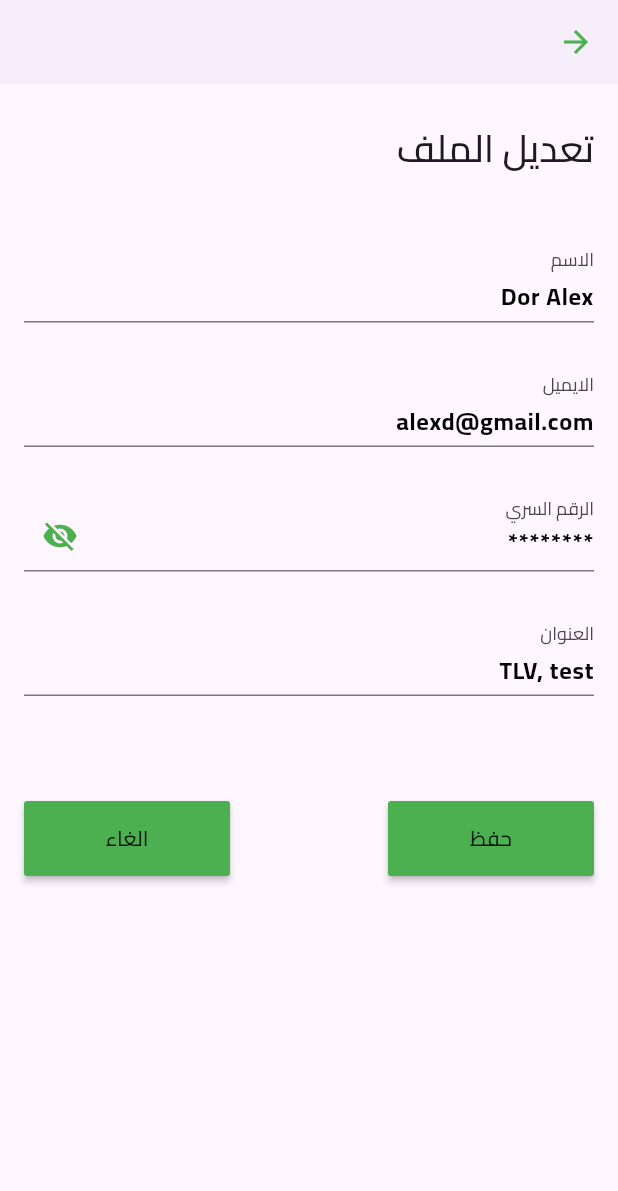
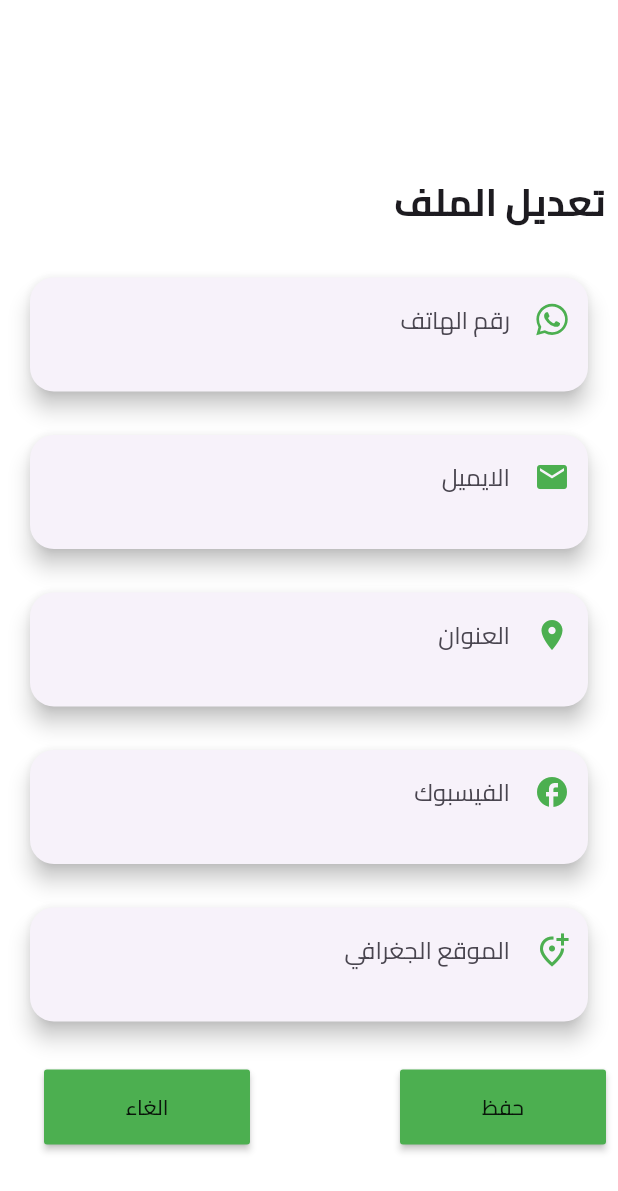
Before and after one commit to yassabadr4/ween-app, a Flutter app: the SettingView screen opened by its route, on a phone screen of 412 x 824 dp. Shown: the top 1191 px of the screen. Run offline on Flutter 3.47's test engine with Material 3 defaults, Android fonts, the phone set to English and light mode, and no system bars; our stand-ins replace bloc, cached_network_image, carousel_slider, dio, firebase_auth, firebase_core and 7 more; accounts and stored records are empty; network calls fail.

Commit message:
finish ui

```diff
--- a/lib/features/Home/presentaion/views/setting_view.dart
+++ b/lib/features/Home/presentaion/views/setting_view.dart
@@ -1,6 +1,7 @@
 import 'package:flutter/material.dart';
-import 'package:go_router/go_router.dart';
+import 'package:ionicons/ionicons.dart';
 import 'package:ween/core/componants/colors.dart';
+import 'package:ween/features/Auth/presentation/views/widgets/custom_text_from_field.dart';
 
 class SettingView extends StatefulWidget {
   const SettingView({super.key});
@@ -19,49 +20,86 @@ class _SettingViewState extends State<SettingView> {
   @override
   Widget build(BuildContext context) {
     return Scaffold(
+        backgroundColor: Colors.white,
         appBar: AppBar(
-        backgroundColor: Theme.of(context).scaffoldBackgroundColor,
-        elevation: 1,
-        leading: IconButton(
-          icon: const Icon(
-            Icons.arrow_back,
-            color: Colors.green,
+          backgroundColor: Colors.white,
+          elevation: 0.0,
         ),
-          onPressed: () {
-            GoRouter.of(context).pop();
-          },
+        body: Center(
+          child: SingleChildScrollView(
+            child: Padding(
+              padding: const EdgeInsets.all(8.0),
+              child: Column(
+                children: [
+                  const Align(
+                    alignment: Alignment.centerRight,
+                    child: Text(
+                      'تعديل الملف',
+                      style: TextStyle(
+                        fontSize: 25,
+                        fontWeight: FontWeight.bold,
                       ),
                     ),
-      body: Container(
-        padding: const EdgeInsets.only(left: 16, top: 25, right: 16),
-        child: GestureDetector(
-          onTap: () {
-            FocusScope.of(context).unfocus();
-          },
-          child: ListView(
-            children: [
-              const Text(
-                "تعديل الملف",
-                style: TextStyle(fontSize: 25, fontWeight: FontWeight.w500),
                   ),
                   const SizedBox(
-                height: 15,
+                    height: 20,
                   ),
-
+                  const CustomTextFromField(
+                    labelText: 'رقم الهاتف',
+                    prefixIcon: Icon(
+                      color: kPrimary,
+                      Ionicons.logo_whatsapp,
+                    ),
+                    keyboardType: TextInputType.phone,
+                  ),
                   const SizedBox(
-                height: 35,
+                    height: 5,
                   ),
-              buildTextField("الاسم", "Dor Alex", false),
-              buildTextField("الايميل", "alexd@gmail.com", false),
-              buildTextField("الرقم السري", "********", true),
-              buildTextField("العنوان", "TLV, test", false),
+                  const CustomTextFromField(
+                    labelText: 'الايميل',
+                    prefixIcon: Icon(
+                      color: kPrimary,
+                      Icons.email,
+                    ),
+                    keyboardType: TextInputType.emailAddress,
+                  ),
                   const SizedBox(
-                height: 35,
+                    height: 5,
+                  ),
+                  const CustomTextFromField(
+                    labelText: 'العنوان',
+                    prefixIcon: Icon(
+                      Icons.location_on,
+                      color: kPrimary,
+                    ),
+                  ),
+                  const SizedBox(
+                    height: 5,
+                  ),
+                  const CustomTextFromField1(
+                    keyboardType: TextInputType.url,
+                    labelText: 'الفيسبوك',
+                    prefixIcon: Icon(
+                      Icons.facebook_outlined,
+                      color: kPrimary,
+                    ),
+                  ),
+                  const SizedBox(
+                    height: 5,
+                  ),
+                  const CustomTextFromField1(
+                    labelText: 'الموقع الجغرافي',
+                    prefixIcon: Icon(
+                      Icons.add_location_alt_outlined,
+                      color: kPrimary,
+                    ),
+                  ),
+                const SizedBox(
+                  height: 20,
                 ),
                 Row(
-                mainAxisAlignment: MainAxisAlignment.spaceBetween,
                   children: [
-                  Container(
+                    SizedBox(
                       width: MediaQuery.of(context).size.width / 3,
                       child: MaterialButton(
                         onPressed: () {},
@@ -70,7 +108,8 @@ class _SettingViewState extends State<SettingView> {
                         child: const Text('حفظ'),
                       ),
                     ),
-                  Container(
+                    const SizedBox(width: 100,),
+                    SizedBox(
                       width: MediaQuery.of(context).size.width / 3,
                       child: MaterialButton(
                         onPressed: () {},
@@ -85,41 +124,109 @@ class _SettingViewState extends State<SettingView> {
               ),
             ),
           ),
-    );
+        ));
+  }
 }
 
-  Widget buildTextField(
-      String labelText, String placeholder, bool isPasswordTextField) {
-    return Padding(
-      padding: const EdgeInsets.only(bottom: 35.0),
-      child: TextFormField(
-        obscureText: isPasswordTextField ? showPassword : false,
-        decoration: InputDecoration(
-            suffixIcon: isPasswordTextField
-                ? IconButton(
-                    onPressed: () {
-                      setState(() {
-                        showPassword = !showPassword;
-                      });
-                    },
-                    icon: showPassword ? const Icon(
-                      Icons.remove_red_eye,
-                      color: kPrimary,
-                    ) : const Icon(Icons.visibility_off,
-                      color: kPrimary,
-                    ),
-                  )
-                : null,
-            contentPadding: const EdgeInsets.only(bottom: 3),
-            labelText: labelText,
-            floatingLabelBehavior: FloatingLabelBehavior.always,
-            hintText: placeholder,
-            hintStyle: const TextStyle(
-              fontSize: 16,
-              fontWeight: FontWeight.bold,
-              color: Colors.black,
-            )),
-      ),
-    );
-  }
-}
+// Widget buildTextField(
+//     String labelText, String placeholder, bool isPasswordTextField) {
+//   return Padding(
+//     padding: const EdgeInsets.only(bottom: 35.0),
+//     child: TextFormField(
+//       obscureText: isPasswordTextField ? showPassword : false,
+//       decoration: InputDecoration(
+//           suffixIcon: isPasswordTextField
+//               ? IconButton(
+//             onPressed: () {
+//               setState(() {
+//                 showPassword = !showPassword;
+//               });
+//             },
+//             icon: showPassword ? const Icon(
+//               Icons.remove_red_eye,
+//               color: kPrimary,
+//             ) : const Icon(Icons.visibility_off,
+//               color: kPrimary,
+//             ),
+//           )
+//               : null,
+//           contentPadding: const EdgeInsets.only(bottom: 3),
+//           labelText: labelText,
+//           floatingLabelBehavior: FloatingLabelBehavior.always,
+//           hintText: placeholder,
+//           hintStyle: const TextStyle(
+//             fontSize: 16,
+//             fontWeight: FontWeight.bold,
+//             color: Colors.black,
+//           )),
+//     ),
+//   );
+// }
+//Scaffold(
+//       appBar: AppBar(
+//         backgroundColor: Theme.of(context).scaffoldBackgroundColor,
+//         elevation: 1,
+//         leading: IconButton(
+//           icon: const Icon(
+//             Icons.arrow_back,
+//             color: Colors.green,
+//           ),
+//           onPressed: () {
+//             GoRouter.of(context).pop();
+//           },
+//         ),
+//       ),
+//       body: Container(
+//         padding: const EdgeInsets.only(left: 16, top: 25, right: 16),
+//         child: GestureDetector(
+//           onTap: () {
+//             FocusScope.of(context).unfocus();
+//           },
+//           child: ListView(
+//             children: [
+//               const Text(
+//                 "تعديل الملف",
+//                 style: TextStyle(fontSize: 25, fontWeight: FontWeight.w500),
+//               ),
+//               const SizedBox(
+//                 height: 15,
+//               ),
+//
+//               const SizedBox(
+//                 height: 35,
+//               ),
+//               buildTextField("الاسم", "Dor Alex", false),
+//               buildTextField("الايميل", "alexd@gmail.com", false),
+//               buildTextField("الرقم السري", "********", true),
+//               buildTextField("العنوان", "TLV, test", false),
+//               const SizedBox(
+//                 height: 35,
+//               ),
+//               Row(
+//                 mainAxisAlignment: MainAxisAlignment.spaceBetween,
+//                 children: [
+//                   Container(
+//                     width: MediaQuery.of(context).size.width / 3,
+//                     child: MaterialButton(
+//                       onPressed: () {},
+//                       color: kPrimary,
+//                       height: 50,
+//                       child: const Text('حفظ'),
+//                     ),
+//                   ),
+//                   Container(
+//                     width: MediaQuery.of(context).size.width / 3,
+//                     child: MaterialButton(
+//                       onPressed: () {},
+//                       color: kPrimary,
+//                       height: 50,
+//                       child: const Text('الغاء'),
+//                     ),
+//                   ),
+//                 ],
+//               )
+//             ],
+//           ),
+//         ),
+//       ),
+//     );
--- a/lib/features/Splash/onboarding.dart
+++ b/lib/features/Splash/onboarding.dart
@@ -142,7 +142,7 @@ throw 'can not launch url';
                 ),
                 CustomIcon(
                   onPressed: () {
-                    _launchUrl('https://wa.me/201064669094 ');
+                    _launchUrl('https://wa.me/201064669094');
                   },
                   icon: const Icon(
                     Ionicons.logo_whatsapp,
```
Also changed, not shown: lib/Api/api.dart (+16 -8 lines), lib/Api/cubit/api_cubit.dart (added, +14 -0 lines), lib/Api/cubit/api_state.dart (added, +13 -0 lines), lib/features/Auth/presentation/maneger/cubit/login_auth/login_cubit.dart (+28 -9 lines), lib/features/Auth/presentation/maneger/cubit/login_auth/login_event.dart (+32 -11 lines), lib/features/Auth/presentation/maneger/cubit/login_auth/login_state.dart (+13 -28 lines), lib/features/Create Store/pressentaion/views/create_view.dart (+14 -1 lines), lib/features/Home/presentaion/views/details_view.dart (+16 -3 lines), lib/features/Home/presentaion/views/widgets/tabbar.dart (+6 -6 lines), lib/main.dart (+1 -6 lines). Lines whose indentation alone changed are shown as unchanged.
